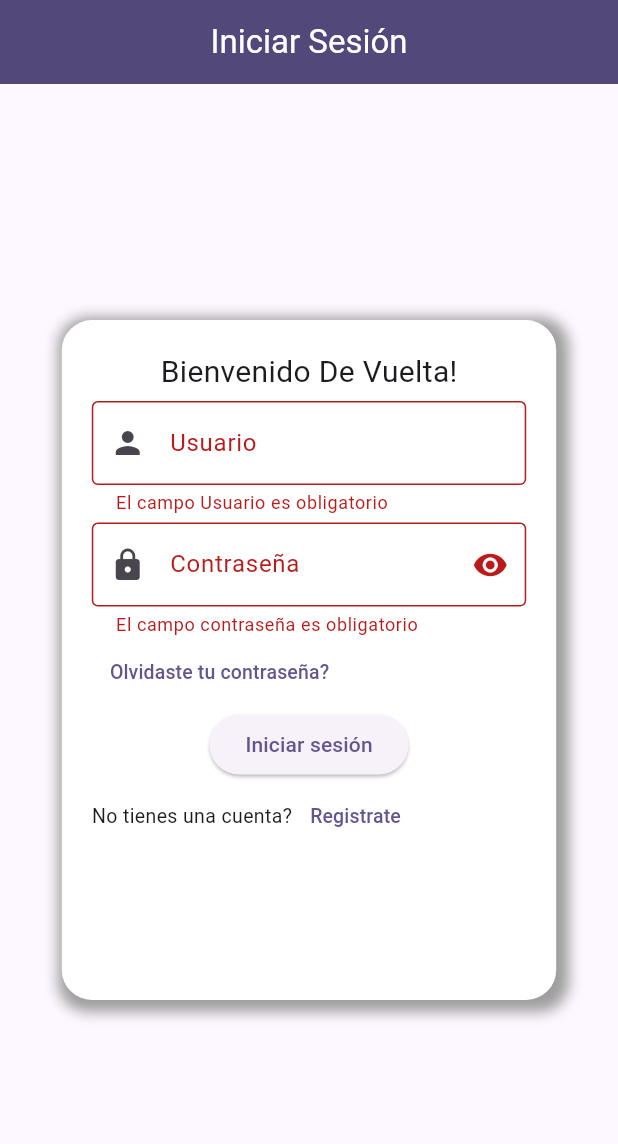
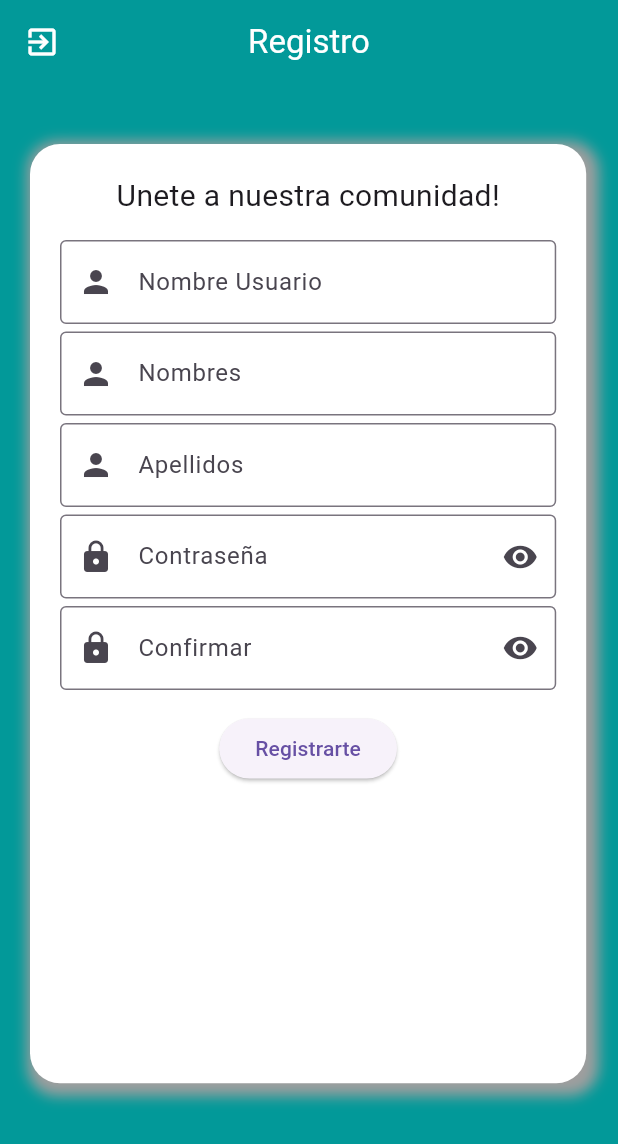
Before and after one commit to WilmerH1506/LiftApp, a Flutter app: the screen it shows after launch, after a tap on "Iniciar sesión", after a tap on "Registrate", on a phone screen of 412 x 824 dp. Shown: the top 1144 px of the screen. Run offline on Flutter 3.47's test engine with Material 3 defaults, Android fonts, the phone set to English and light mode, and no system bars; our stand-ins replace firebase_core; accounts and stored records are empty.

Commit message:
Login signup y Routes

```diff
--- /dev/null
+++ b/lift_app/lib/Pantallas/login.dart
@@ -0,0 +1,198 @@
+import 'package:flutter/material.dart';
+import 'package:lift_app/Routes/my_routes.dart';
+
+class Login extends StatelessWidget {
+  Login({Key? key}) : super(key: key);
+
+  final TextEditingController usuarioController = TextEditingController();
+  final TextEditingController passwordController = TextEditingController();
+  final GlobalKey<FormState> formKey = GlobalKey<FormState>();
+
+  @override
+  Widget build(BuildContext context) {
+    return Scaffold(
+      backgroundColor: const Color.fromARGB(255, 2, 153, 153),
+      appBar: AppBar(
+        title: const Text(
+          'Iniciar Sesión',
+          style: TextStyle(color: Colors.white),
+        ),
+        centerTitle: true,
+        backgroundColor: const Color.fromARGB(255, 2, 153, 153),
+      ),
+      body: SingleChildScrollView( // Solución al desbordamiento
+        child: Center(
+          child: Container(
+            width: MediaQuery.of(context).size.width * 0.75,
+            height: MediaQuery.of(context).size.height * 0.56,
+            margin: const EdgeInsets.only(left: 2.5, top: 100),
+            decoration: BoxDecoration(
+              color: Colors.white,
+              borderRadius: BorderRadius.circular(20.0),
+              boxShadow: const [
+                BoxShadow(
+                  color: Colors.grey,
+                  spreadRadius: 5,
+                  blurRadius: 7,
+                  offset: Offset(3, 3), // Cambia la sombra si lo deseas
+                ),
+              ],
+            ),
+            padding: const EdgeInsets.all(20.0),
+            child: Column(
+              children: [
+                SingleChildScrollView(
+                  child: Column(
+                    children: [
+                      const Text(
+                        'Bienvenido De Vuelta!',
+                        style: TextStyle(fontSize: 20),
+                      ),
+                      const SizedBox(height: 30),
+                      Form(
+                        key: formKey,
+                        child: Column(
+                          children: [
+                            CustomInput(
+                              controller: usuarioController,
+                              validator: (value) {
+                                if (value!.isEmpty) {
+                                  return 'El campo email es obligatorio';
+                                }
+                                return null;
+                              },
+                              obscureText: false,
+                              labelText: 'Usuario',
+                              prefixIcon: const Icon(Icons.person),
+                              bordes: const OutlineInputBorder(),
+                            ),
+                            const SizedBox(height: 15),
+                            CustomInput(
+                              controller: passwordController,
+                              validator: (value) {
+                                if (value!.isEmpty) {
+                                  return 'El campo contraseña es obligatorio';
+                                }
+                                return null;
+                              },
+                              obscureText: true,
+                              labelText: 'Contraseña',
+                              prefixIcon: const Icon(Icons.lock),
+                              suffixIcon: const Icon(Icons.visibility),
+                              bordes: const OutlineInputBorder(),
+                            ),
+                            const SizedBox(height: 10),
+                            Row(
+                              children: [
+                                  TextButton(onPressed: () {},
+                                             child: const Text('Olvidaste tu contraseña?')
+                                 ),
+                              ],
+                            ),
+                            ElevatedButton(
+                              onPressed: () {
+                                final email = usuarioController.text;
+                                final password = passwordController.text;
+
+                                if (formKey.currentState!.validate()) {
+                                  if ((email == 'wyhernandezr@unah.hn' && password == '20222001369') ||
+                                      (email == 'cdmontoyaa@unah.hn' && password == '20222001250')) {
+                                    // Hacer algo si las credenciales son correctas
+                                  } else {
+                                    ScaffoldMessenger.of(context).showSnackBar(
+                                      const SnackBar(content: Text('El email o la contraseña son incorrectos')),
+                                    );
+                                  }
+                                }
+                              },
+                              child: const Text('Iniciar sesión'),
+                            ),
+                            const SizedBox(height: 10),
+                            Row(
+                              children: [
+                                const Text('No tienes una cuenta?', style: TextStyle(fontSize: 13)),
+                                TextButton(
+                                  onPressed: () {
+                                    Navigator.pushReplacementNamed(context, MyRoutes.registro.name);
+                                  },
+                                  child: const Text(
+                                    'Registrate',
+                                    style: TextStyle(fontSize: 13),
+                                  ),
+                                )
+                              ],
+                            ),
+                          ],
+                        ),
+                      )
+                    ],
+                  ),
+                )
+              ],
+            ),
+          ),
+        ),
+      ),
+    );
+  }
+}
+
+typedef Validator = String? Function(String?);
+
+
+// ignore: must_be_immutable
+class CustomInput extends StatefulWidget {
+  CustomInput({
+    Key? key,
+    required this.controller,
+    required this.validator,
+    required this.obscureText,
+    required this.labelText,
+    required this.prefixIcon,
+    this.suffixIcon,
+    this.tamMax,
+    this.bordes,
+  }) : super(key: key);
+
+  final TextEditingController controller;
+  bool obscureText;
+  final String labelText;
+  final Widget prefixIcon;
+  final Widget? suffixIcon;
+  final Validator validator;
+  final int? tamMax;
+  final InputBorder? bordes;
+
+  @override
+  State<CustomInput> createState() => _CustomInputState();
+}
+
+class _CustomInputState extends State<CustomInput> {
+  @override
+  Widget build(BuildContext context) {
+    return TextFormField(
+      controller: widget.controller,
+      keyboardType: TextInputType.text,
+      obscureText: widget.obscureText,
+      validator: widget.validator,
+      maxLength: widget.tamMax,
+      decoration: InputDecoration(
+        labelText: widget.labelText,
+        prefixIcon: widget.prefixIcon,
+        suffixIcon: widget.suffixIcon != null
+            ? IconButton(
+                onPressed: () {
+                  setState(() {
+                    widget.obscureText = !widget.obscureText;
+                  });
+                },
+                icon: widget.obscureText
+                    ? const Icon(Icons.visibility)
+                    : const Icon(Icons.visibility_off),
+              )
+            : null,
+        border: widget.bordes,
+      ),
+    );
+  }
+}
--- /dev/null
+++ b/lift_app/lib/Pantallas/registro.dart
@@ -0,0 +1,226 @@
+import 'package:flutter/material.dart';
+import 'package:lift_app/Routes/my_routes.dart';
+
+class Registro extends StatelessWidget {
+  Registro({Key? key}) : super(key: key);
+
+  final TextEditingController usuarioController = TextEditingController();
+  final TextEditingController nombreController = TextEditingController();
+  final TextEditingController apellidoController = TextEditingController();
+  final TextEditingController passwordController = TextEditingController();
+  final TextEditingController confirmPasswordController = TextEditingController();
+  final GlobalKey<FormState> formKey = GlobalKey<FormState>();
+
+  @override
+  Widget build(BuildContext context) {
+    return Scaffold(
+      backgroundColor: const Color.fromARGB(255, 2, 153, 153),
+      appBar: AppBar(
+        title: const Text(
+          'Registro',
+          style: TextStyle(color: Colors.white),
+        ),
+        leading: IconButton(
+          onPressed: () {
+            Navigator.pushReplacementNamed(context, MyRoutes.login.name);
+          },
+          color: Colors.white,
+          icon: const Icon(Icons.exit_to_app),
+        ),
+        centerTitle: true,
+        backgroundColor: const Color.fromARGB(255, 2, 153, 153),
+      ),
+      body: SingleChildScrollView(
+        child: Container(
+          width: MediaQuery.of(context).size.width * 0.90,
+          height: MediaQuery.of(context).size.height * 0.76,
+          margin: const EdgeInsets.only(left: 20, top: 40),
+          decoration: BoxDecoration(
+            color: Colors.white,
+            borderRadius: BorderRadius.circular(20.0),
+            boxShadow: const [
+              BoxShadow(
+                color: Colors.grey,
+                spreadRadius: 5,
+                blurRadius: 7,
+                offset: Offset(3, 3), // Cambia la sombra si lo deseas
+              ),
+            ],
+          ),
+          padding: const EdgeInsets.all(20.0),
+          child: Column(
+            children: [
+              SingleChildScrollView(
+                child: Column(
+                  children: [
+                    const Text(
+                      'Unete a nuestra comunidad!',
+                      style: TextStyle(fontSize: 20),
+                    ),
+                    const SizedBox(height: 15),
+                    Form(
+                      key: formKey,
+                      child: Column(
+                        children: [
+                          CustomInput(
+                            controller: usuarioController,
+                            validator: (value) {
+                              if (value!.isEmpty) {
+                                return 'El campo Usuario es obligatorio';
+                              }
+                              return null;
+                            },
+                            obscureText: false,
+                            labelText: 'Nombre Usuario',
+                            prefixIcon: const Icon(Icons.person),
+                            bordes: const OutlineInputBorder(),
+                          ),
+                          const SizedBox(height: 5,),
+                          CustomInput(
+                            controller: nombreController,
+                            validator: (value) {
+                              if (value!.isEmpty) {
+                                return 'El campo Nombres es obligatorio';
+                              }
+                              return null;
+                            },
+                            obscureText: false,
+                            labelText: 'Nombres',
+                            prefixIcon: const Icon(Icons.person),
+                            bordes: const OutlineInputBorder(),
+                          ),
+                          const SizedBox(height: 5,),
+                          CustomInput(
+                            controller: apellidoController,
+                            validator: (value) {
+                              if (value!.isEmpty) {
+                                return 'El campo Apellidos es obligatorio';
+                              }
+                              return null;
+                            },
+                            obscureText: false,
+                            labelText: 'Apellidos',
+                            prefixIcon: const Icon(Icons.person),
+                            bordes: const OutlineInputBorder(),
+                          ),
+                          const SizedBox(height: 5,),
+                          CustomInput(
+                            controller: passwordController,
+                            validator: (value) {
+                              if (value!.isEmpty) {
+                                return 'El campo contraseña es obligatorio';
+                              }
+                              return null;
+                            },
+                            obscureText: true,
+                            labelText: 'Contraseña',
+                            prefixIcon: const Icon(Icons.lock),
+                            suffixIcon: const Icon(Icons.visibility),
+                            bordes: const OutlineInputBorder(),
+                          ),
+                          const SizedBox(height: 5,),
+                          CustomInput(
+                            controller: confirmPasswordController,
+                            validator: (value) {
+                              if (value!.isEmpty) {
+                                return 'El campo contraseña es obligatorio';
+                              }
+                              return null;
+                            },
+                            obscureText: true,
+                            labelText: 'Confirmar',
+                            prefixIcon: const Icon(Icons.lock),
+                            suffixIcon: const Icon(Icons.visibility),
+                            bordes: const OutlineInputBorder(),
+                          ),
+                          const SizedBox(height: 15),
+                          ElevatedButton(
+                            onPressed: () {
+                              final email = usuarioController.text;
+                              final password = passwordController.text;
+
+                              if (formKey.currentState!.validate()) {
+                                if ((email == 'wyhernandezr@unah.hn' && password == '20222001369') ||
+                                    (email == 'cdmontoyaa@unah.hn' && password == '20222001250')) {
+                                  // Hacer algo si las credenciales son correctas
+                                } else {
+                                  ScaffoldMessenger.of(context).showSnackBar(
+                                    const SnackBar(content: Text('El Usuario o la contraseña son incorrectos')),
+                                  );
+                                }
+                              }
+                            },
+                            child: const Text('Registrarte'),
+                          ),
+                        ]
+                      )
+                    )
+                  ],
+                ),
+              )
+            ],
+          ),
+        ),
+      ),
+    );
+  }
+}
+
+typedef Validator = String? Function(String?);
+
+// ignore: must_be_immutable
+class CustomInput extends StatefulWidget {
+  CustomInput({
+    Key? key,
+    required this.controller,
+    required this.validator,
+    required this.obscureText,
+    required this.labelText,
+    required this.prefixIcon,
+    this.suffixIcon,
+    this.tamMax,
+    this.bordes,
+  }) : super(key: key);
+
+  final TextEditingController controller;
+  bool obscureText;
+  final String labelText;
+  final Widget prefixIcon;
+  final Widget? suffixIcon;
+  final Validator validator;
+  final int? tamMax;
+  final InputBorder? bordes;
+
+  @override
+  State<CustomInput> createState() => _CustomInputState();
+}
+
+class _CustomInputState extends State<CustomInput> {
+  @override
+  Widget build(BuildContext context) {
+    return TextFormField(
+      controller: widget.controller,
+      keyboardType: TextInputType.text,
+      obscureText: widget.obscureText,
+      validator: widget.validator,
+      maxLength: widget.tamMax,
+      decoration: InputDecoration(
+        labelText: widget.labelText,
+        prefixIcon: widget.prefixIcon,
+        suffixIcon: widget.suffixIcon != null
+            ? IconButton(
+                onPressed: () {
+                  setState(() {
+                    widget.obscureText = !widget.obscureText;
+                  });
+                },
+                icon: widget.obscureText
+                    ? const Icon(Icons.visibility)
+                    : const Icon(Icons.visibility_off),
+              )
+            : null,
+        border: widget.bordes,
+      ),
+    );
+  }
+}
--- /dev/null
+++ b/lift_app/lib/Routes/my_routes.dart
@@ -0,0 +1,5 @@
+enum MyRoutes {
+  login,
+  registro,
+  inicio
+}
--- /dev/null
+++ b/lift_app/lib/Routes/router.dart
@@ -0,0 +1,10 @@
+import 'package:flutter/material.dart';
+import 'package:lift_app/Pantallas/registro.dart';
+import 'my_routes.dart';
+import 'package:lift_app/Pantallas/login.dart';
+
+
+final Map<String, Widget Function(BuildContext)> routes = {
+  MyRoutes.login.name: (context) => Login(),
+  MyRoutes.registro.name: (context) => Registro()
+};
--- a/lift_app/lib/main.dart
+++ b/lift_app/lib/main.dart
@@ -1,6 +1,8 @@
 import 'package:flutter/material.dart';
 import 'package:firebase_core/firebase_core.dart';
 import 'firebase_options.dart';
+import 'Routes/router.dart';
+import 'Routes/my_routes.dart';
 
 void main() async{
   runApp(const MyApp());
@@ -33,184 +35,47 @@ class MyHomePage extends StatefulWidget {
 }
 
 class _MyHomePageState extends State<MyHomePage> {
-  final usuarioController = TextEditingController();
-  final passwordController = TextEditingController();
-  final formKey = GlobalKey<FormState>();
+
+  @override
+  Widget build(BuildContext context) {
+      return MaterialApp(
+        title: 'Material app',
+        initialRoute: MyRoutes.login.name,
+        routes: routes,
+        onGenerateRoute: (settings) {
+          return MaterialPageRoute(
+          builder: (context) => PageNotFound(name: settings.name),
+        );
+      },
+     );
+    }
+}
+
+
+class PageNotFound extends StatelessWidget {
+  const PageNotFound({super.key, required this.name});
+
+  final String? name;
 
   @override
   Widget build(BuildContext context) {
     return Scaffold(
-      appBar: AppBar(
-        title: const Text(
-          'Iniciar Sesión',
-          style: TextStyle(color: Colors.white),
-        ),
-        centerTitle: true,
-        backgroundColor: const Color.fromARGB(255, 83, 72, 122),
-      ),
       body: Center(
-        child: Container(
-          width: MediaQuery.of(context).size.width * 0.8,
-          height: MediaQuery.of(context).size.height * 0.55,
-          decoration: BoxDecoration(
-            color: Colors.white,
-            borderRadius: BorderRadius.circular(20.0),
-            boxShadow: const [
-              BoxShadow(
-                color: Colors.grey,
-                spreadRadius: 5,
-                blurRadius: 7,
-                offset: Offset(3, 3), // Cambia la sombra si lo deseas
-              ),
-            ],
-          ),
-          padding: const EdgeInsets.all(20.0),
-          child: Column(
-            children: [
-              SingleChildScrollView(
-                child: Column(
-                  children: [
-                    const Text(
-                      'Bienvenido De Vuelta!',
-                      style: TextStyle(fontSize: 20),
-                    ),
-                    const SizedBox(height: 5),
-                    Form(
-                      key: formKey,
-                      child: Column(
-                        children: [
-                          CustomInput(
-                            controller: usuarioController,
-                            validator: (value) {
-                              if (value!.isEmpty) {
-                                return 'El campo Usuario es obligatorio';
-                              }
-                              return null;
-                            },
-                            obscureText: false,
-                            labelText: 'Usuario',
-                            prefixIcon: const Icon(Icons.person),
-                            bordes: const OutlineInputBorder(),
-                          ),
-                          const SizedBox(height: 5,),
-                          CustomInput(
-                            controller: passwordController,
-                            validator: (value) {
-                              if (value!.isEmpty) {
-                                return 'El campo contraseña es obligatorio';
-                              }
-                              return null;
-                            },
-                            obscureText: true,
-                            labelText: 'Contraseña',
-                            prefixIcon: const Icon(Icons.lock),
-                            suffixIcon: const Icon(Icons.visibility),
-                            bordes: const OutlineInputBorder(),
-                          ),
-                           Row(
-                            children: [
-                              TextButton(
-                              onPressed: () {}
-                              ,
-                              child: const  Text('Olvidaste tu contraseña?', style: TextStyle(fontSize: 13),))
-                            ],
-                          ),
-                          ElevatedButton(
-                            onPressed: () {
-                              final email = usuarioController.text;
-                              final password = passwordController.text;
+        child: Column(
+          mainAxisSize: MainAxisSize.min,
+          children: [
+            Text('La ruta $name no existe'),
+            ElevatedButton(
+              onPressed: () {
 
-                              if (formKey.currentState!.validate()) {
-                                if ((email == 'wyhernandezr@unah.hn' && password == '20222001369') ||
-                                    (email == 'cdmontoyaa@unah.hn' && password == '20222001250')) {
-                                  // Hacer algo si las credenciales son correctas
-                                } else {
-                                  ScaffoldMessenger.of(context).showSnackBar(
-                                    const SnackBar(content: Text('El Usuario o la contraseña son incorrectos')),
-                                  );
-                                }
-                              }
-                            },
-                            child: const Text('Iniciar sesión'),
-                          ),
-                          Row(
-                          children: [
-                              const Text('No tienes una cuenta?',style: TextStyle(fontSize: 13),),
-                              TextButton(
-                                onPressed: () {} ,
-                                child: const Text('Registrate', style: TextStyle(fontSize: 13),),
-                                )
-                        ],
-                      ),
-                      ]
-                     )
-                    )
-                  ],
-                ),
-              )
-            ],
-          ),
+                Navigator.pushReplacementNamed(context, MyRoutes.login.name);
+
+              },
+              child: const Text('Ir a la página principal'),
+            ),
+          ],
         ),
       ),
     );
   }
 }
-
-typedef Validator = String? Function(String?);
-
-class CustomInput extends StatefulWidget {
-   CustomInput({
-    Key? key,
-    required this.controller,
-    required this.validator,
-    required this.obscureText,
-    required this.labelText,
-    required this.prefixIcon,
-    this.suffixIcon,
-    this.tamMax,
-    this.bordes,
-
-  }) : super(key: key);
-
-  final TextEditingController controller;
-  bool obscureText;
-  final String labelText;
-  final Widget prefixIcon;
-  final Widget? suffixIcon;
-  final Validator validator;
-  final int? tamMax;
-  final InputBorder? bordes;
-
-  @override
-  State<CustomInput> createState() => _CustomInputState();
-}
-
-class _CustomInputState extends State<CustomInput> {
-  @override
-  Widget build(BuildContext context) {
-    return TextFormField(
-      controller: widget.controller,
-      keyboardType: TextInputType.text,
-      obscureText: widget.obscureText,
-      validator: widget.validator,
-      maxLength: widget.tamMax,
-      decoration: InputDecoration(
-        labelText: widget.labelText,
-        prefixIcon: widget.prefixIcon,
-        suffixIcon: widget.suffixIcon != null
-            ? IconButton(
-                onPressed: () {
-                  setState(() {
-                    widget.obscureText = !widget.obscureText;
-                  });
-                },
-                icon: widget.obscureText
-                    ? const Icon(Icons.visibility)
-                    : const Icon(Icons.visibility_off),
-              )
-            : null,
-        border: widget.bordes,
-      ),
-    );
-  }
-}
```
Also changed, not shown: lift_app/lib/Pantallas/inicio.dart (added).
